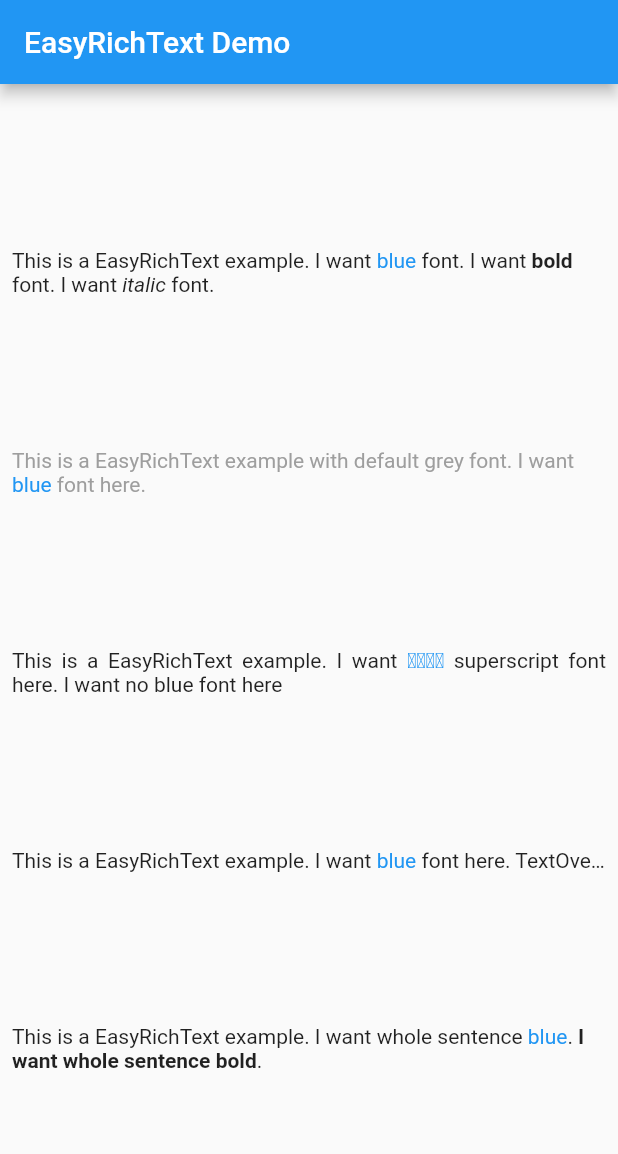
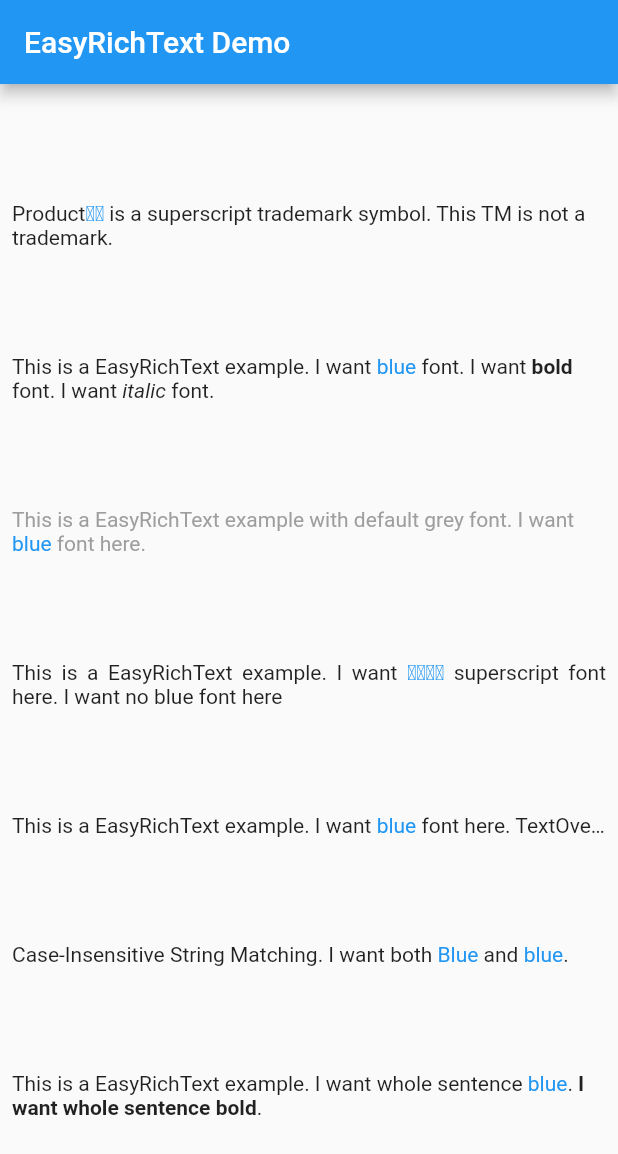
Before and after one commit to 2000calories/flutter_easy_rich_text, a Flutter app: the screen it shows after launch, on a phone screen of 412 x 824 dp. Shown: the top 1154 px of the screen. Run offline on Flutter 3.47's test engine with Material 2 defaults, Android fonts, the phone set to English and light mode, and no system bars.

Commit message:
case sensitivity trademark example

```diff
--- a/example/lib/main.dart
+++ b/example/lib/main.dart
@@ -29,19 +29,21 @@ class _MyHomePageState extends State<MyHomePage> {
   @override
   Widget build(BuildContext context) {
     String str1 =
+        "ProductTM is a superscript trademark symbol. This TM is not a trademark.";
+    String str2 =
         "This is a EasyRichText example. I want blue font. I want bold font. I want italic font. ";
-    String str2 =
+    String str3 =
         "This is a EasyRichText example with default grey font. I want blue font here.";
-    String str3 =
+    String str4 =
         "This is a EasyRichText example. I want blue superscript font here. I want no blue font here";
-    String str4 =
+    String str5 =
         "This is a EasyRichText example. I want blue font here. TextOverflow.ellipsis, TextAlign.justify, maxLines: 1";
     String str6 =
         "This is a EasyRichText example. I want whole sentence blue. I want whole sentence bold.";
+    String str7 =
+        "Case-Insensitive String Matching. I want both Blue and blue.";
     return Scaffold(
       appBar: AppBar(
-        // Here we take the value from the MyHomePage object that was created by
-        // the App.build method, and use it to set our appbar title.
         title: Text(widget.title),
       ),
       body: Padding(
@@ -49,9 +51,22 @@ class _MyHomePageState extends State<MyHomePage> {
         child: Center(
           child: Column(
             mainAxisAlignment: MainAxisAlignment.spaceEvenly,
+            crossAxisAlignment: CrossAxisAlignment.start,
             children: <Widget>[
               EasyRichText(
                 str1,
+                patternList: [
+                  EasyRichTextPattern(
+                    targetString: 'TM',
+                    superScript: true,
+                    stringBeforeTarget: 'Product',
+                    matchWordBoundaries: false,
+                    style: TextStyle(color: Colors.blue),
+                  ),
+                ],
+              ),
+              EasyRichText(
+                str2,
                 patternList: [
                   EasyRichTextPattern(
                     targetString: 'blue',
@@ -68,7 +83,7 @@ class _MyHomePageState extends State<MyHomePage> {
                 ],
               ),
               EasyRichText(
-                str2,
+                str3,
                 defaultStyle: TextStyle(color: Colors.grey),
                 patternList: [
                   EasyRichTextPattern(
@@ -82,7 +97,7 @@ class _MyHomePageState extends State<MyHomePage> {
                 ],
               ),
               EasyRichText(
-                str3,
+                str4,
                 patternList: [
                   EasyRichTextPattern(
                       targetString: 'blue',
@@ -93,7 +108,7 @@ class _MyHomePageState extends State<MyHomePage> {
                 textAlign: TextAlign.justify,
               ),
               EasyRichText(
-                str4,
+                str5,
                 patternList: [
                   EasyRichTextPattern(
                     targetString: 'blue',
@@ -105,6 +120,20 @@ class _MyHomePageState extends State<MyHomePage> {
                 maxLines: 1,
                 overflow: TextOverflow.ellipsis,
               ),
+
+              //case insensitivity
+              EasyRichText(
+                str7,
+                caseSensitive: false,
+                patternList: [
+                  EasyRichTextPattern(
+                    targetString: 'Blue',
+                    style: TextStyle(color: Colors.blue),
+                  ),
+                ],
+              ),
+
+              //know issue
               EasyRichText(
                 str6,
                 patternList: [
--- a/lib/src/easy_rich_text.dart
+++ b/lib/src/easy_rich_text.dart
@@ -68,7 +68,10 @@ class EasyRichText extends StatelessWidget {
   /// {@macro flutter.widgets.text.DefaultTextStyle.textWidthBasis}
   final TextWidthBasis textWidthBasis;
 
-  EasyRichText(this.text,{
+  final bool caseSensitive;
+
+  EasyRichText(
+    this.text, {
     Key key,
     @required this.patternList,
     this.defaultStyle,
@@ -81,6 +84,7 @@ class EasyRichText extends StatelessWidget {
     this.locale,
     this.strutStyle,
     this.textWidthBasis = TextWidthBasis.parent,
+    this.caseSensitive = true,
   });
 
   @override
@@ -98,24 +102,38 @@ class EasyRichText extends StatelessWidget {
       bool matchRightWordBoundary = pattern.matchRightWordBoundary;
       bool matchWordBoundaries = pattern.matchWordBoundaries;
 
+      //\\b: whole words only
       stringBeforeTarget == null
           ? regExPatternList.add(
               '(?<=${matchWordBoundaries || matchLeftWordBoundary ? '\\b' : ''}$targetString${matchWordBoundaries || matchRightWordBoundary ? '\\b' : ''})|(?=${matchWordBoundaries || matchLeftWordBoundary ? '\\b' : ''}$targetString${matchWordBoundaries || matchRightWordBoundary ? '\\b' : ''})')
           : regExPatternList.add(
-              '(?<=\\b$stringBeforeTarget\\s${matchWordBoundaries || matchLeftWordBoundary ? '\\b' : ''}$targetString${matchWordBoundaries || matchRightWordBoundary ? '\\b' : ''})|(?<=\\b$stringBeforeTarget\\s)(?=${matchWordBoundaries || matchLeftWordBoundary ? '\\b' : ''}$targetString${matchWordBoundaries || matchRightWordBoundary ? '\\b' : ''})');
+              '(?<=\\b$stringBeforeTarget${matchWordBoundaries || matchLeftWordBoundary ? '\\s' : ''}$targetString${matchWordBoundaries || matchRightWordBoundary ? '\\b' : ''})|(?<=\\b$stringBeforeTarget${matchWordBoundaries ? '\\s' : ''})(?=$targetString${matchWordBoundaries || matchRightWordBoundary ? '\\b' : ''})');
     });
+
     String patternStringAll = regExPatternList.join('|');
-    RegExp exp = new RegExp('($patternStringAll)');
+
+    RegExp exp = new RegExp('($patternStringAll)',
+        caseSensitive: caseSensitive, unicode: true);
 
     ///split text by RegExp pattern
     var strList = text.split(exp);
-    ///print(strList);
-    ///print(patternStringAll);
+
+    //print(strList);
+    //print(patternStringAll);
 
     ///format text span by pattern type
     List<TextSpan> textSpanList = [];
     strList.forEach((str) {
-      int index = targetStringList.indexOf(str);
+      int index;
+
+      ///case insensitive search by toLowerCase
+      if (caseSensitive == true) {
+        index = targetStringList.indexOf(str);
+      } else {
+        targetStringList = targetStringList.map((string)=>string.toLowerCase()).toList();
+        index = targetStringList.indexOf(str.toLowerCase());
+      }
+
       if (index > -1) {
         if (patternList[index].superScript) {
           //change the target string to superscript
--- a/lib/src/easy_rich_text_pattern.dart
+++ b/lib/src/easy_rich_text_pattern.dart
@@ -22,7 +22,6 @@ class EasyRichTextPattern {
   ////when all values are set to true. matchRightWordBoundary have higher priority than matchWordBoundaries but lower priority than matchLeftWordBoundary.
   final bool matchRightWordBoundary;
 
-
   ///superscript has higher priority than subscript
   final bool superScript;
 
--- a/pubspec.yaml
+++ b/pubspec.yaml
@@ -1,7 +1,6 @@
 name: easy_rich_text
 description: The EasyRichText widget provides a easy way to use RichText when you want to use specific style for specific word.
-version: 0.2.2
-author: Hans Huang <cuhkhyc@gmail.com>
+version: 0.2.3
 homepage: https://github.com/2000calories/flutter_easy_rich_text
 
 environment:
```
Also changed, not shown: example/pubspec.lock, pubspec.lock, screen_shots/case sensitivity.png (added), screen_shots/trademark.png (added), 3 other files.
